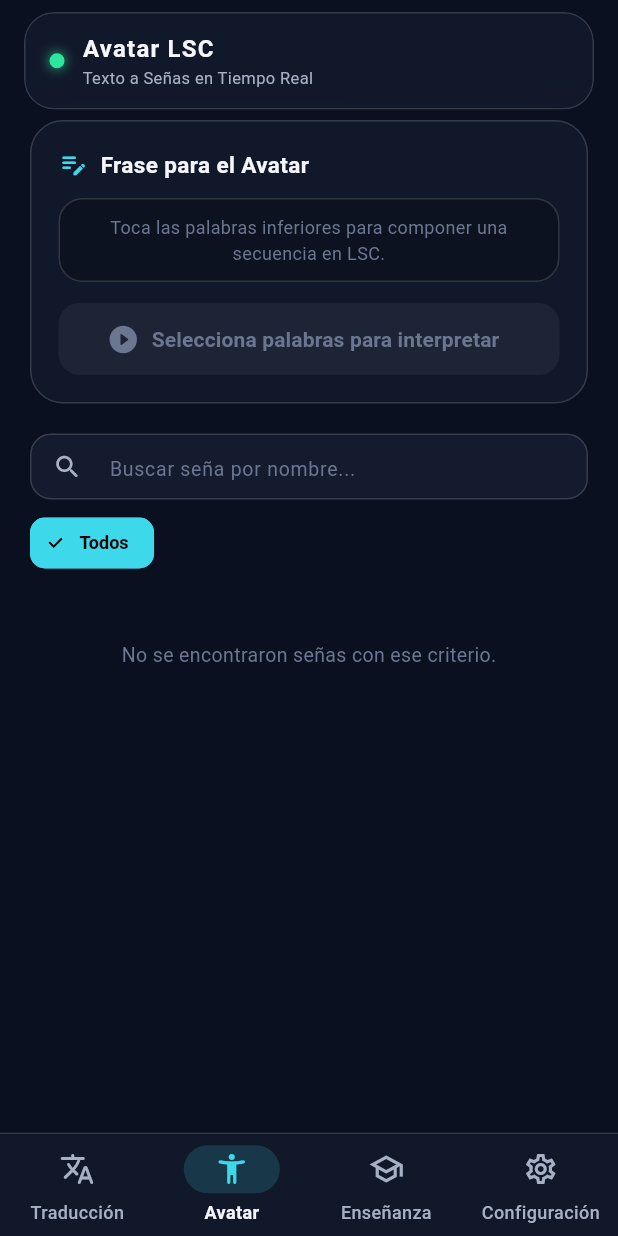
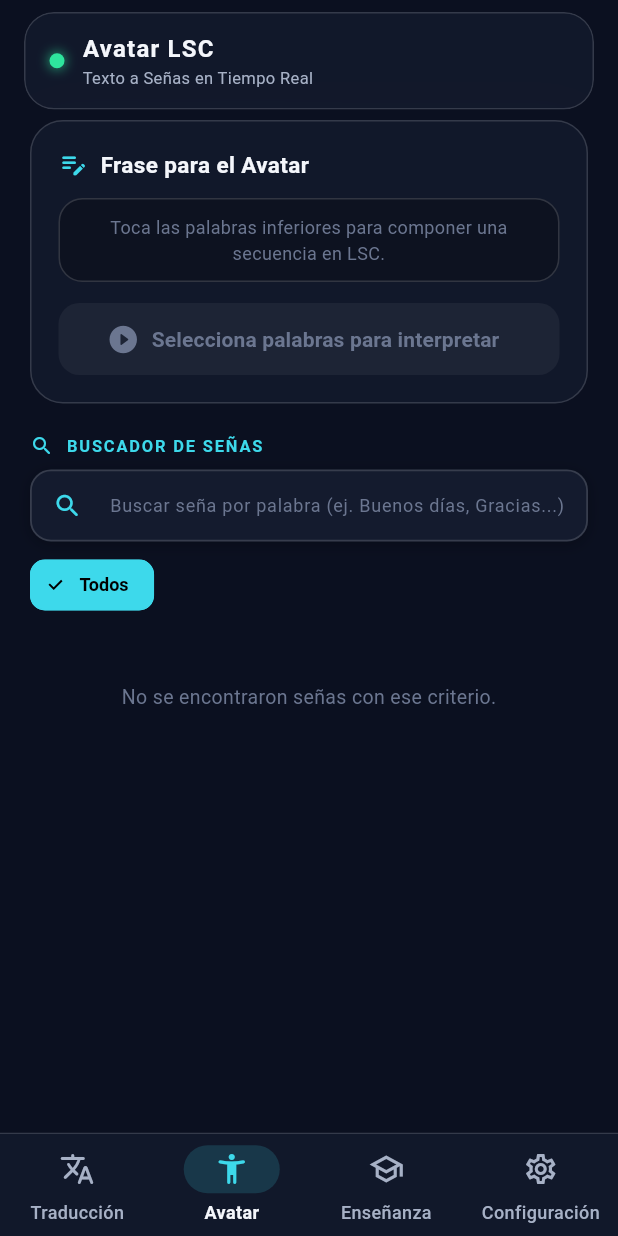
Before and after one commit to ke1npro/LSC-RT, a Flutter app: the screen it shows after launch, item 2 of the bottom bar chosen, on a phone screen of 412 x 824 dp. Run offline on Flutter 3.47's test engine with Material 3 defaults, Android fonts, the phone set to English and light mode, and no system bars; our stand-ins replace camera, flutter_tts, shared_preferences; missing offline and left inert: dart:html, google_mlkit_face_detection, hand_landmarker.

Commit message:
Perf: Optimizar rendimiento camara y avatar en movil, robustecer deteccion de GRACIAS y anadir buscador con popup toast

```diff
--- a/lib/data/datasources/camera_datasource.dart
+++ b/lib/data/datasources/camera_datasource.dart
@@ -99,6 +99,10 @@ class CameraDataSource {
       desc,
       ResolutionPreset.low,
       enableAudio: false,
+      fps: 24,
+      imageFormatGroup: defaultTargetPlatform == TargetPlatform.android
+          ? ImageFormatGroup.nv21
+          : null,
     );
 
     try {
--- a/lib/presentation/screens/avatar/avatar_screen.dart
+++ b/lib/presentation/screens/avatar/avatar_screen.dart
@@ -1,3 +1,4 @@
+import 'dart:async';
 import 'package:flutter/material.dart';
 import 'package:provider/provider.dart';
 import '../../../core/theme/app_colors.dart';
@@ -15,6 +16,8 @@ class AvatarScreen extends StatefulWidget {
 
 class _AvatarScreenState extends State<AvatarScreen> {
   final TextEditingController _searchController = TextEditingController();
+  String? _toastMessage;
+  Timer? _toastTimer;
 
   @override
   void initState() {
@@ -27,8 +30,23 @@ class _AvatarScreenState extends State<AvatarScreen> {
     });
   }
 
+  void _showAddedToast(String signName) {
+    _toastTimer?.cancel();
+    setState(() {
+      _toastMessage = "Seña '$signName' añadida";
+    });
+    _toastTimer = Timer(const Duration(milliseconds: 2200), () {
+      if (mounted) {
+        setState(() {
+          _toastMessage = null;
+        });
+      }
+    });
+  }
+
   @override
   void dispose() {
+    _toastTimer?.cancel();
     _searchController.dispose();
     super.dispose();
   }
@@ -72,6 +90,85 @@ class _AvatarScreenState extends State<AvatarScreen> {
             child: GlassTopBar(
               title: 'Avatar LSC',
               subtitle: 'Texto a Señas en Tiempo Real',
+            ),
+          ),
+
+          // Popup Flotante de confirmación ("Seña '...' añadida")
+          Positioned(
+            bottom: bottomPadding + 20,
+            left: 20,
+            right: 20,
+            child: IgnorePointer(
+              ignoring: _toastMessage == null,
+              child: AnimatedOpacity(
+                opacity: _toastMessage != null ? 1.0 : 0.0,
+                duration: const Duration(milliseconds: 260),
+                curve: Curves.easeOutCubic,
+                child: AnimatedSlide(
+                  offset: _toastMessage != null
+                      ? Offset.zero
+                      : const Offset(0, 0.45),
+                  duration: const Duration(milliseconds: 260),
+                  curve: Curves.easeOutCubic,
+                  child: Center(
+                    child: Container(
+                      padding: const EdgeInsets.symmetric(
+                          horizontal: 16, vertical: 10),
+                      decoration: BoxDecoration(
+                        color: const Color(0xF2121727),
+                        borderRadius: BorderRadius.circular(16),
+                        border: Border.all(
+                          color: AppColors.cyanAccent.withValues(alpha: 0.6),
+                          width: 1.2,
+                        ),
+                        boxShadow: [
+                          BoxShadow(
+                            color: AppColors.cyanAccent.withValues(alpha: 0.25),
+                            blurRadius: 16,
+                            spreadRadius: 2,
+                            offset: const Offset(0, 4),
+                          ),
+                          BoxShadow(
+                            color: Colors.black.withValues(alpha: 0.6),
+                            blurRadius: 20,
+                            offset: const Offset(0, 6),
+                          ),
+                        ],
+                      ),
+                      child: Row(
+                        mainAxisSize: MainAxisSize.min,
+                        children: [
+                          Container(
+                            padding: const EdgeInsets.all(4),
+                            decoration: BoxDecoration(
+                              color: AppColors.mintGreen.withValues(alpha: 0.2),
+                              shape: BoxShape.circle,
+                            ),
+                            child: const Icon(
+                              Icons.check_circle_rounded,
+                              color: AppColors.mintGreen,
+                              size: 16,
+                            ),
+                          ),
+                          const SizedBox(width: 10),
+                          Flexible(
+                            child: Text(
+                              _toastMessage ?? '',
+                              style: const TextStyle(
+                                color: AppColors.textPrimary,
+                                fontSize: 13,
+                                fontWeight: FontWeight.bold,
+                                letterSpacing: 0.2,
+                              ),
+                              overflow: TextOverflow.ellipsis,
+                            ),
+                          ),
+                        ],
+                      ),
+                    ),
+                  ),
+                ),
+              ),
             ),
           ),
         ],
@@ -234,24 +331,54 @@ class _AvatarScreenState extends State<AvatarScreen> {
     return Column(
       crossAxisAlignment: CrossAxisAlignment.start,
       children: [
-        // Buscador
+        // Encabezado visual para destacar el buscador
+        const Row(
+          children: [
+            Icon(Icons.search_rounded, color: AppColors.cyanAccent, size: 16),
+            SizedBox(width: 8),
+            Text(
+              'BUSCADOR DE SEÑAS',
+              style: TextStyle(
+                color: AppColors.cyanAccent,
+                fontSize: 11,
+                fontWeight: FontWeight.bold,
+                letterSpacing: 1.2,
+              ),
+            ),
+          ],
+        ),
+        const SizedBox(height: 8),
+
+        // Buscador destacado
         Container(
-          height: 44,
+          height: 48,
           decoration: BoxDecoration(
             color: AppColors.surface,
             borderRadius: BorderRadius.circular(14),
-            border: Border.all(color: AppColors.glassBorder),
+            border: Border.all(
+              color: _searchController.text.isNotEmpty
+                  ? AppColors.cyanAccent.withValues(alpha: 0.6)
+                  : AppColors.glassBorder,
+              width: 1.2,
+            ),
+            boxShadow: [
+              BoxShadow(
+                color: Colors.black.withValues(alpha: 0.25),
+                blurRadius: 8,
+                offset: const Offset(0, 2),
+              ),
+            ],
           ),
           child: TextField(
             controller: _searchController,
             onChanged: (val) => viewModel.setSearchQuery(val),
             style: const TextStyle(color: AppColors.textPrimary, fontSize: 13),
             decoration: InputDecoration(
-              hintText: 'Buscar seña por nombre...',
+              hintText: 'Buscar seña por palabra (ej. Buenos días, Gracias...)',
               hintStyle:
-                  const TextStyle(color: AppColors.textMuted, fontSize: 13),
+                  const TextStyle(color: AppColors.textMuted, fontSize: 12),
               prefixIcon: const Icon(Icons.search_rounded,
-                  color: AppColors.textSecondary, size: 20),
+                  color: AppColors.cyanAccent, size: 20),
               suffixIcon: _searchController.text.isNotEmpty
                   ? IconButton(
                       icon: const Icon(Icons.clear_rounded,
@@ -263,7 +390,7 @@ class _AvatarScreenState extends State<AvatarScreen> {
                     )
                   : null,
               border: InputBorder.none,
-              contentPadding: const EdgeInsets.symmetric(vertical: 10),
+              contentPadding: const EdgeInsets.symmetric(vertical: 12),
             ),
           ),
         ),
@@ -364,7 +491,10 @@ class _AvatarScreenState extends State<AvatarScreen> {
     final isBimanual = sign.isBimanual;
 
     return InkWell(
-      onTap: () => viewModel.addWordToSentence(sign),
+      onTap: () {
+        viewModel.addWordToSentence(sign);
+        _showAddedToast(sign.displayName);
+      },
       borderRadius: BorderRadius.circular(14),
       child: Container(
         padding: const EdgeInsets.symmetric(horizontal: 14, vertical: 10),
--- a/lib/presentation/screens/avatar/widgets/avatar_playback_dialog.dart
+++ b/lib/presentation/screens/avatar/widgets/avatar_playback_dialog.dart
@@ -1,4 +1,3 @@
-import 'dart:ui';
 import 'package:flutter/material.dart';
 import '../../../../core/theme/app_colors.dart';
 import '../../../../core/theme/avatar_theme.dart';
@@ -34,9 +33,7 @@ class AvatarPlaybackDialog extends StatelessWidget {
           insetPadding: const EdgeInsets.symmetric(horizontal: 16, vertical: 24),
           child: ClipRRect(
             borderRadius: BorderRadius.circular(28),
-            child: BackdropFilter(
-              filter: ImageFilter.blur(sigmaX: 20, sigmaY: 20),
-              child: Container(
+            child: Container(
                 constraints: const BoxConstraints(maxWidth: 480, maxHeight: 680),
                 decoration: BoxDecoration(
                   color: AppColors.surfaceGlass,
@@ -376,7 +373,6 @@ class AvatarPlaybackDialog extends StatelessWidget {
                   ],
                 ),
               ),
-            ),
           ),
         );
       },
```
Also changed, not shown: lib/data/datasources/vision_datasource_mobile.dart (+20 -5 lines), lib/domain/usecases/recognize_word_sign_usecase.dart (+40 -12 lines), lib/presentation/widgets/avatar/avatar_pose_painter.dart (+15 -12 lines), 1 other file.
